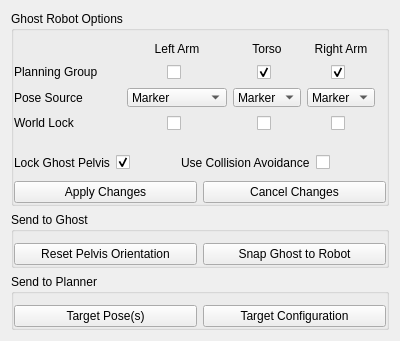
Above: vigir_ocs_ghost_control_widget/src/ui/ghost_control_widget.ui from team-vigir/vigir_ocs_common before the change. Below: the same form after it.
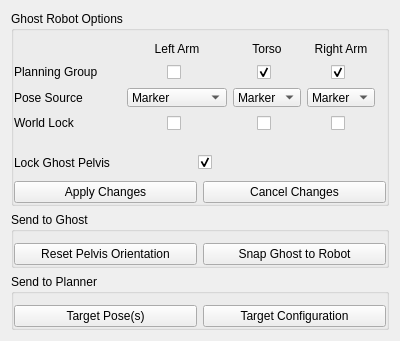
That is the form after the change.

Commit message: - changed back joint limit to be the moveit planner configuration widget - moved collision avoidance from ghost widget to planner config widget

```diff
--- a/vigir_ocs_ghost_control_widget/src/ui/ghost_control_widget.ui
+++ b/vigir_ocs_ghost_control_widget/src/ui/ghost_control_widget.ui
@@ -456,20 +456,6 @@
               </property>
              </widget>
             </item>
-            <item row="0" column="3">
-             <widget class="QLabel" name="label_8">
-              <property name="text">
-               <string>Use Collision Avoidance</string>
-              </property>
-             </widget>
-            </item>
-            <item row="0" column="4">
-             <widget class="QCheckBox" name="collision_">
-              <property name="text">
-               <string/>
-              </property>
-             </widget>
-            </item>
            </layout>
           </widget>
          </item>
```
The commit also changes 3 other files.
